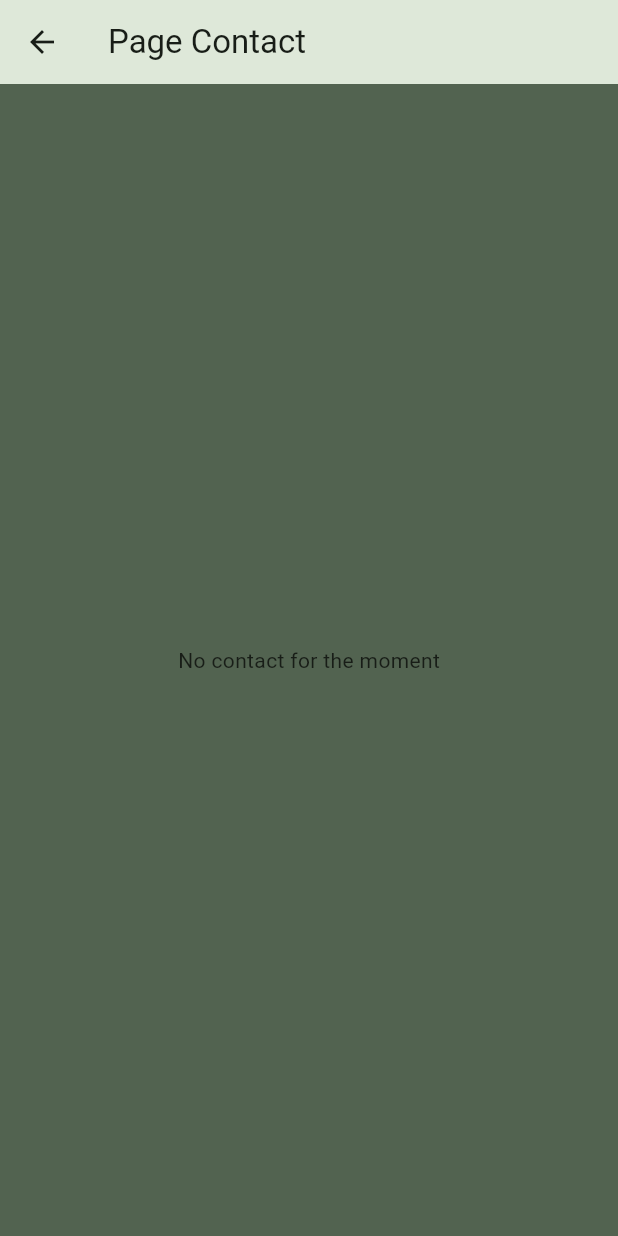
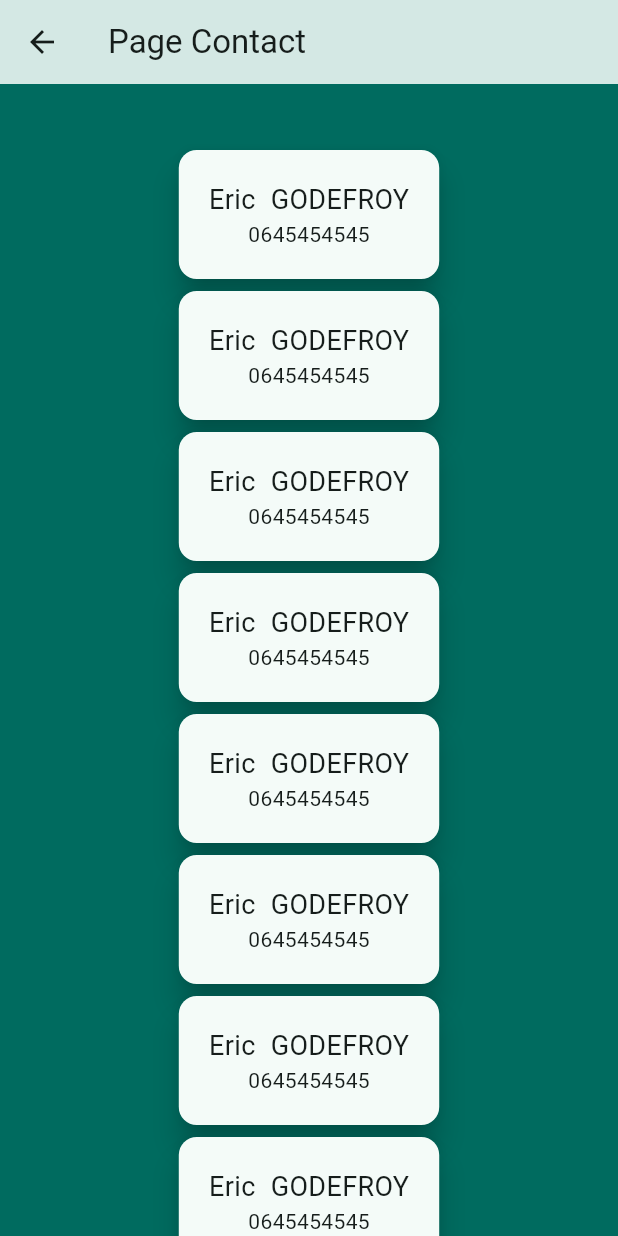
Before and after one commit to Ericgdf/tech_challenge_mpp_eric_gdf, a Flutter app: the screen it shows after launch, after a tap on "Go to contact", on a phone screen of 412 x 824 dp. Run offline on Flutter 3.47's test engine with Material 2 defaults, Android fonts, the phone set to English and light mode, and no system bars.

Commit message:
contactCards create + link to google

```diff
--- a/lib/main.dart
+++ b/lib/main.dart
@@ -1,5 +1,5 @@
 import 'package:flutter/material.dart';
-
+import 'package:url_launcher/url_launcher.dart';
 
 void main() {
   runApp(const MainApp());
@@ -16,7 +16,7 @@ class MainApp extends StatelessWidget {
         theme: ThemeData(
           useMaterial3: true,
           colorScheme: ColorScheme.fromSeed(
-              seedColor: const Color.fromARGB(255, 34, 255, 97)),
+              seedColor: const Color.fromARGB(255, 14, 96, 86)),
         ),
         home: HomePage());
   }
@@ -29,12 +29,14 @@ class HomePage extends StatelessWidget {
 
   @override
   Widget build(BuildContext context) {
+    final theme = Theme.of(context);
     return Scaffold(
+      backgroundColor: theme.colorScheme.primary,
       body: Center(
         child: Column(
           mainAxisAlignment: MainAxisAlignment.center,
           children: [
-            const Text('Welcome to my tech challenge'),
+            const Text('Welcome to my tech challenge', style: TextStyle(fontSize: 18,fontWeight: FontWeight.w500)),
             const SizedBox(height: 30),
             ElevatedButton.icon(
               onPressed: () {
@@ -44,7 +46,7 @@ class HomePage extends StatelessWidget {
                 );
               },
               icon: Icon(icon),
-              label: const Text('Go to contact'),
+              label: const Text('Go to contact', style: TextStyle(fontSize: 18)),
             ),
           ],
         ),
@@ -54,10 +56,10 @@ class HomePage extends StatelessWidget {
 }
 
 class ContactPage extends StatelessWidget {
- const ContactPage({super.key});
+  final int numberOfCards = 17;
+  const ContactPage({super.key});
   @override
   Widget build(BuildContext context) {
-
     final theme = Theme.of(context);
     return Scaffold(
       appBar: AppBar(
@@ -66,11 +68,67 @@ class ContactPage extends StatelessWidget {
         elevation: 10,
       ),
       body: Container(
-        color: theme.colorScheme.secondary,
-        child: const Center(
-          child: Text('No contact for the moment'),
+       color: theme.colorScheme.primary,
+        child: Padding(
+          padding: const EdgeInsets.only(top :40.0),
+          child: ListView(
+            children: [
+              Column(
+                mainAxisAlignment: MainAxisAlignment.center,
+                mainAxisSize: MainAxisSize.min,
+                children: [
+                  for (int i = 0; i < numberOfCards; i++) const ContactCard(),
+                ],
+              ),
+            ],
           ),
+        ),
       ),
     );
   }
 }
+
+class ContactCard extends StatelessWidget {
+  const ContactCard({
+    super.key,
+  });
+
+  @override
+  Widget build(BuildContext context) {
+    final theme = Theme.of(context);
+
+    return InkWell(
+      onTap: () {
+        _launchUrl();
+      },
+      child: Card(
+          color: theme.colorScheme.surface,
+          elevation: 8.0,
+          child: const Padding(
+              padding: EdgeInsets.all(20.0),
+              child: Column(
+                mainAxisSize: MainAxisSize.min,
+                children: [
+                  Row(
+                    mainAxisSize: MainAxisSize.min,
+                    children: [
+                      Text('Eric', style: TextStyle(fontSize: 18)),
+                      SizedBox(width: 10),
+                      Text('GODEFROY', style: TextStyle(fontSize: 18)),
+                    ],
+                  ),
+                  Text('0645454545', style: TextStyle(fontSize: 14))
+                ],
+              ))),
+    );
+  }
+}
+
+// create a variable with url of Google and specified the type
+final Uri _url = Uri.parse('https://google.com');
+// function who check if the url is working and if not send a message error
+Future<void> _launchUrl() async {
+  if (!await launchUrl(_url)) {
+    throw Exception('Could not launch $_url');
+  }
+}
--- a/pubspec.yaml
+++ b/pubspec.yaml
@@ -9,6 +9,7 @@ environment:
 dependencies:
   flutter:
     sdk: flutter
+  url_launcher: ^6.1.11
 
 dev_dependencies:
   flutter_test:
```
Also changed, not shown: pubspec.lock, 6 other files.
